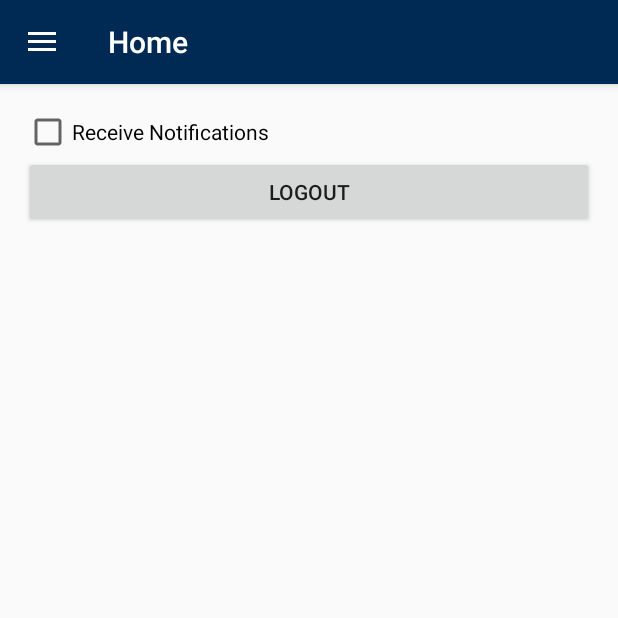
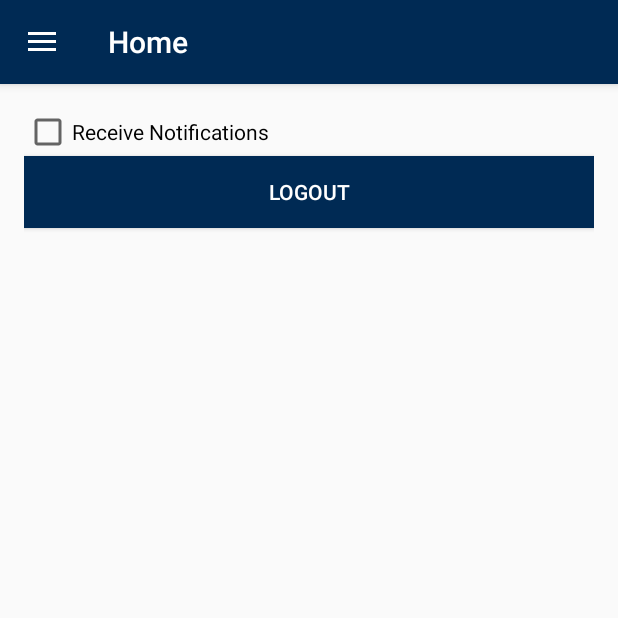
Before and after one commit to pieperm/TimelineApp, an Android app: the fragment SettingsFragment placed in its activity, on a phone screen of 412 x 824 dp, the top half of it. Run offline under Robolectric (Android 15) with nearby library versions, the phone set to English and light mode, and no system bars; libraries missing offline, so code that uses them is left out: com.backendless, com.backendless.async, com.backendless.exceptions.

Commit message:
Fixed Backendless signup/logging in. Moved to Backendless 3.X

```diff
--- a/app/src/main/java/org/pltw/examples/timelineapp/activities/SignupActivity.java
+++ b/app/src/main/java/org/pltw/examples/timelineapp/activities/SignupActivity.java
@@ -46,7 +46,7 @@ public class SignupActivity extends AppCompatActivity {
             public void onClick(View view) {
 
                 BackendlessUser user = new BackendlessUser();
-                user.setProperty("username", usernameEdit.getText().toString());
+                user.setProperty("name", usernameEdit.getText().toString());
                 user.setEmail(emailEdit.getText().toString());
                 user.setPassword(passwordEdit.getText().toString());
 
--- a/app/src/main/java/org/pltw/examples/timelineapp/fragments/SettingsFragment.java
+++ b/app/src/main/java/org/pltw/examples/timelineapp/fragments/SettingsFragment.java
@@ -1,13 +1,23 @@
 package org.pltw.examples.timelineapp.fragments;
 
+import android.content.DialogInterface;
+import android.content.Intent;
 import android.os.Bundle;
 import android.support.annotation.Nullable;
 import android.support.v4.app.Fragment;
+import android.util.Log;
 import android.view.LayoutInflater;
 import android.view.View;
 import android.view.ViewGroup;
+import android.widget.Button;
+
+import com.backendless.Backendless;
+import com.backendless.async.callback.AsyncCallback;
+import com.backendless.exceptions.BackendlessFault;
 
 import org.pltw.examples.timelineapp.R;
+import org.pltw.examples.timelineapp.activities.LoginActivity;
+import org.pltw.examples.timelineapp.activities.MainActivity;
 
 /**
  * Created by pieperm on 3/8/17.
@@ -15,12 +25,41 @@ import org.pltw.examples.timelineapp.R;
 
 public class SettingsFragment extends Fragment {
 
+    private Button logoutButton;
+    public static final String TAG = "SettingsFragment";
+
     @Nullable
     @Override
     public View onCreateView(LayoutInflater inflater, @Nullable ViewGroup container, @Nullable Bundle savedInstanceState) {
 
         View rootView = inflater.inflate(R.layout.fragment_settings, container, false);
 
+        logoutButton = (Button)rootView.findViewById(R.id.settings_logout_button);
+
+        logoutButton.setOnClickListener(new View.OnClickListener() {
+            @Override
+            public void onClick(View view) {
+                Backendless.UserService.logout(new AsyncCallback<Void>() {
+                    @Override
+                    public void handleResponse(Void response) {
+                        MainActivity.createAlertDialog(getActivity(), "Log Out", "Are you sure you want to log out?", new DialogInterface.OnClickListener() {
+                            @Override
+                            public void onClick(DialogInterface dialogInterface, int i) {
+                                Intent logoutIntent = new Intent(getActivity(), LoginActivity.class);
+                                startActivity(logoutIntent);
+                                Log.i(TAG, "Logged out");
+                            }
+                        });
+                    }
+
+                    @Override
+                    public void handleFault(BackendlessFault fault) {
+
+                    }
+                });
+            }
+        });
+
         return rootView;
 
     }
--- a/app/src/main/res/layout/activity_signup.xml
+++ b/app/src/main/res/layout/activity_signup.xml
@@ -47,6 +47,6 @@
         android:layout_width="wrap_content"
         android:layout_height="wrap_content"
         android:text="@string/signup_link_text"
-        android:textAlignment="center"/>
+        android:layout_gravity="center"/>
 
 </LinearLayout>
--- a/app/src/main/res/layout/content_main.xml
+++ b/app/src/main/res/layout/content_main.xml
@@ -6,10 +6,6 @@
     android:id="@+id/content_main"
     android:layout_width="match_parent"
     android:layout_height="match_parent"
-    android:paddingBottom="@dimen/activity_vertical_margin"
-    android:paddingLeft="@dimen/activity_horizontal_margin"
-    android:paddingRight="@dimen/activity_horizontal_margin"
-    android:paddingTop="@dimen/activity_vertical_margin"
     app:layout_behavior="@string/appbar_scrolling_view_behavior"
     tools:context="org.pltw.examples.timelineapp.activities.MainActivity"
     tools:showIn="@layout/app_bar_main">
--- a/app/src/main/res/layout/fragment_settings.xml
+++ b/app/src/main/res/layout/fragment_settings.xml
@@ -1,6 +1,7 @@
 <?xml version="1.0" encoding="utf-8"?>
 <LinearLayout xmlns:android="http://schemas.android.com/apk/res/android"
               android:orientation="vertical"
+              android:layout_margin="@dimen/activity_vertical_margin"
               android:layout_width="match_parent"
               android:layout_height="match_parent">
 
@@ -14,7 +15,9 @@
         android:id="@+id/settings_logout_button"
         android:layout_width="match_parent"
         android:layout_height="wrap_content"
-        android:text="@string/settings_logout_button_text">
+        android:text="@string/settings_logout_button_text"
+        android:background="@color/colorPrimary"
+        android:textColor="@color/white">
     </Button>
 
 </LinearLayout>
--- a/app/src/main/res/values/strings.xml
+++ b/app/src/main/res/values/strings.xml
@@ -41,4 +41,5 @@
     <string name="exit_edit_timeline_buttton_text">Exit</string>
     <string name="title_activity_create_timeline">New Timeline</string>
     <string name="title_activity_view_timeline">View Timeline</string>
+    <string name="login_checkbox_text">Remember me</string>
 </resources>
```
Also changed, not shown: app/src/main/AndroidManifest.xml (+15 -5 lines), app/src/main/java/org/pltw/examples/timelineapp/activities/LoginActivity.java (+7 -8 lines), app/src/main/res/layout/activity_login.xml (+5 -4 lines), app/src/main/res/layout/activity_view_timeline.xml (+35 -5 lines), app/src/main/res/layout/fragment_timeline_list.xml (+10 -6 lines).
